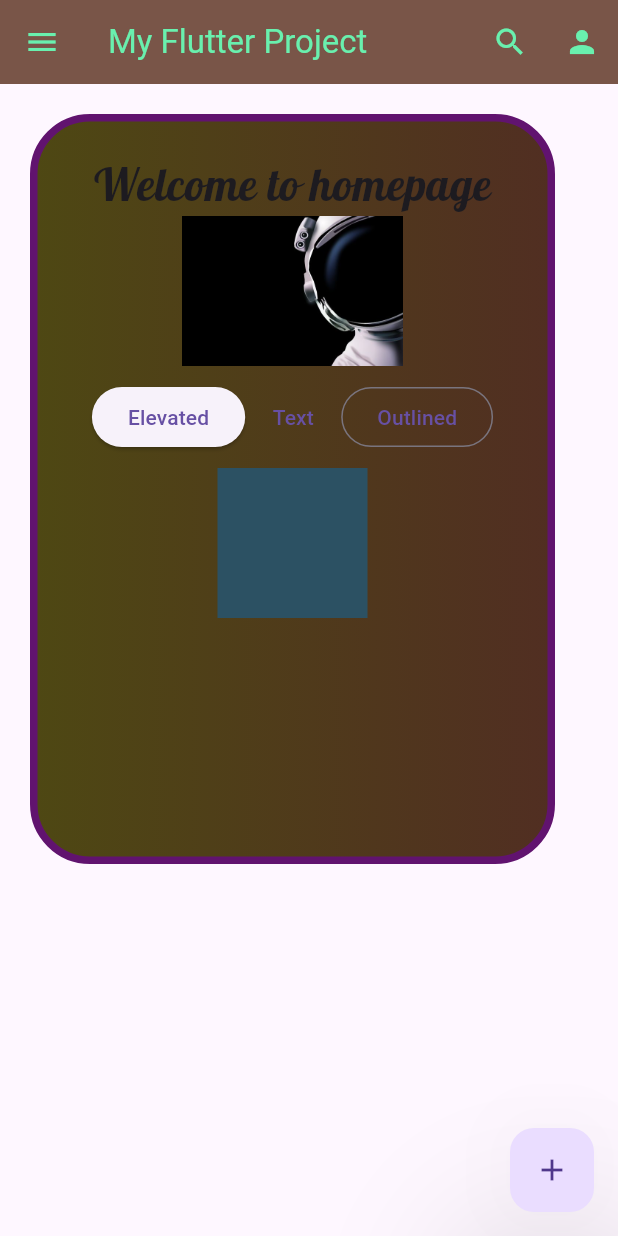
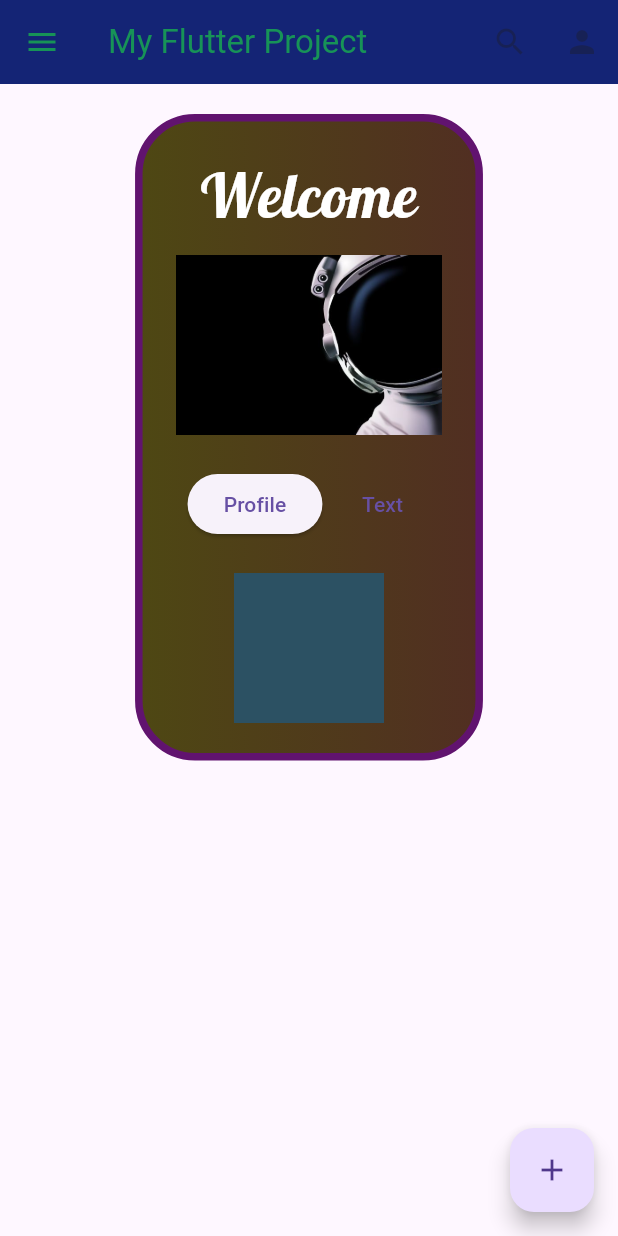
Before and after one commit to tamzid-22/0182320012101173--AS6-, a Flutter app: the screen it shows after launch, on a phone screen of 412 x 824 dp. Run offline on Flutter 3.47's test engine with Material 3 defaults, Android fonts, the phone set to English and light mode, and no system bars; our stand-ins replace google_fonts.

Commit message:
Initial commit

```diff
--- a/my_project/lib/home_page.dart
+++ b/my_project/lib/home_page.dart
@@ -1,5 +1,6 @@
 import 'package:flutter/material.dart';
 import 'package:google_fonts/google_fonts.dart';
+import 'profile_page.dart';
 
 class HomePage extends StatelessWidget {
   const HomePage({super.key});
@@ -8,105 +9,111 @@ class HomePage extends StatelessWidget {
   Widget build(BuildContext context) {
     return Scaffold(
       appBar: AppBar(
-        // leading: Icon(Icons.home),
-        backgroundColor: Colors.brown,
-        foregroundColor: Colors.greenAccent,
-        title: Text("My Flutter Project"),
-        actions: [
-          IconButton(onPressed: () {}, icon: Icon(Icons.search)),
-          IconButton(onPressed: () {}, icon: Icon(Icons.person)),
+        backgroundColor: const Color.fromARGB(255, 20, 36, 117),
+        foregroundColor: const Color.fromARGB(255, 23, 147, 87),
+        title: const Text("My Flutter Project"),
+        actions: const [
+          IconButton(onPressed: null, icon: Icon(Icons.search)),
+          IconButton(onPressed: null, icon: Icon(Icons.person)),
         ],
       ),
       floatingActionButton: FloatingActionButton(
         onPressed: () {},
         tooltip: "Add",
-        elevation: 50,
-        child: Icon(Icons.add),
+        elevation: 6,
+        child: const Icon(Icons.add),
       ),
-      drawer: NavigationDrawer(
+      drawer: Drawer(
+        child: ListView(
+          padding: EdgeInsets.zero,
           children: [
-          DrawerHeader(
-            child: UserAccountsDrawerHeader(
-              decoration: BoxDecoration(color: const Color.fromARGB(255, 37, 128, 40)),
+            const UserAccountsDrawerHeader(
+              decoration:
+                  BoxDecoration(color: Color.fromARGB(255, 37, 128, 40)),
               accountName: Text("Name"),
               accountEmail: Text("Email"),
-            ),
+              currentAccountPicture:
+                  CircleAvatar(child: Icon(Icons.person)),
             ),
             ListTile(
-            onTap: () {},
-            leading: Icon(Icons.home),
-            title: Text("HomePage"),
+              onTap: () => Navigator.pop(context),
+              leading: const Icon(Icons.home),
+              title: const Text("HomePage"),
             ),
-          Divider(),
+            const Divider(),
             ListTile(
-            onTap: () {},
-            leading: Icon(Icons.person),
-            title: Text("ProfilePage"),
+              onTap: () {
+                Navigator.pop(context);
+                Navigator.push(context,
+                    MaterialPageRoute(builder: (c) => const ProfilePage()));
+              },
+              leading: const Icon(Icons.person),
+              title: const Text("ProfilePage"),
             ),
           ],
         ),
-
+      ),
       body: SingleChildScrollView(
+        child: Center(
+          child: ConstrainedBox(
+            constraints: const BoxConstraints(maxWidth: 420),
             child: Container(
-          height: 500,
-          width: 350,
-          margin: EdgeInsets.all(20),
-          padding: EdgeInsets.all(20),
-          decoration: BoxDecoration(
+              margin: const EdgeInsets.all(20),
+              padding: const EdgeInsets.all(20),
+              decoration: const BoxDecoration(
                 gradient: LinearGradient(
-              colors: [const Color.fromARGB(255, 78, 72, 19), const Color.fromARGB(255, 81, 46, 34)],
+                  colors: [
+                    Color.fromARGB(255, 78, 72, 19),
+                    Color.fromARGB(255, 81, 46, 34)
+                  ],
                 ),
-            border: Border.all(color: const Color.fromARGB(255, 97, 19, 111), width: 5),
+                border: Border.fromBorderSide(BorderSide(
+                    color: Color.fromARGB(255, 97, 19, 111), width: 5)),
                 borderRadius: BorderRadius.all(Radius.circular(40)),
               ),
               child: Column(
-            // mainAxisAlignment: MainAxisAlignment.center,
+                mainAxisSize: MainAxisSize.min,
                 children: [
                   Text(
-                "Welcome to homepage",
-                style: GoogleFonts.lobster(textStyle: TextStyle(fontSize: 30)),
+                    "Welcome",
+                    style: GoogleFonts.lobster(
+                      textStyle: const TextStyle(
+                          fontSize: 40, color: Colors.white),
                     ),
-             Image.asset('assets/images/Astronauts.jpg', height: 100),
-
-
+                  ),
+                  const SizedBox(height: 12),
+                  Image.asset('assets/images/Astronauts.jpg', height: 120),
+                  const SizedBox(height: 12),
                   Padding(
                     padding: const EdgeInsets.all(10.0),
-                child: Row(
-                  mainAxisAlignment: MainAxisAlignment.center,
+                    child: Wrap(
+                      alignment: WrapAlignment.center,
+                      spacing: 8,
+                      runSpacing: 8,
                       children: [
                         ElevatedButton(
-                      onPressed: () {},
-                      style: ElevatedButton.styleFrom(
-                        // backgroundColor: Colors.black,
-                        // foregroundColor: Colors,
-                        // fixedSize: Size(200, 20),
-                      ),
-                      child: Text("Elevated"),
+                          onPressed: () {
+                            Navigator.push(context,
+                                MaterialPageRoute(builder: (c) => const ProfilePage()));
+                          },
+                          child: const Text("Profile"),
                         ),
                         TextButton(
                           onPressed: () {},
-                      style: TextButton.styleFrom(
-                        // backgroundColor: Colors.red,
-                        // foregroundColor: Colors.green,
-                        // fixedSize: Size(200, 20),
+                          child: const Text("Text"),
                         ),
-                      child: Text("Text"),
-                    ),
-                    OutlinedButton(onPressed: () {}, child: Text("Outlined")),
                       ],
                     ),
                   ),
-              // SizedBox(height: 20),
-              Container(height: 100, width: 100, color: const Color.fromARGB(255, 44, 81, 99)),
-              // Image.asset(
-              //   'assets/images/images.jpeg',
-              //   height: 400,
-              //   fit: BoxFit.fill,
-              // ),
-              // Image.network(
-              //   'https://images.unsplash.com/photo-1575936123452-b67c3203c357?ixlib=rb-4.1.0&ixid=M3wxMjA3fDB8MHxzZWFyY2h8Mnx8aW1hZ2V8ZW58MHx8MHx8fDA%3D&auto=format&fit=crop&q=60&w=500',
-              // ),
+                  const SizedBox(height: 12),
+                  Container(
+                    height: 100,
+                    width: 100,
+                    color: const Color.fromARGB(255, 44, 81, 99),
+                  ),
                 ],
+              ),
+            ),
           ),
         ),
       ),
--- a/my_project/lib/main.dart
+++ b/my_project/lib/main.dart
@@ -12,7 +12,7 @@ class MyApp extends StatelessWidget {
     return MaterialApp(
       debugShowCheckedModeBanner: false,
       theme: ThemeData.light(),
-      home: HomePage(),
+      home: const HomePage(),
     );
   }
 }
```
Also changed, not shown: my_project/lib/profile_page.dart (added, +278 -0 lines). Lines whose indentation alone changed are shown as unchanged.
